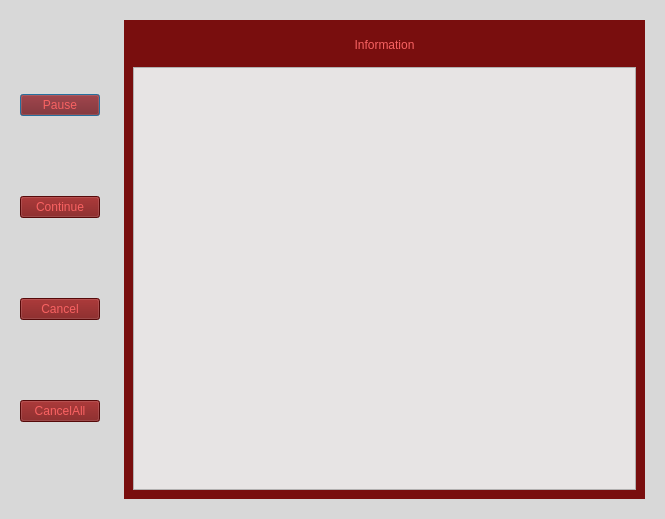
matusjokay/paranoYa, file src/gui/generated/ui/ui_TestingWindow.ui: the form before one commit.
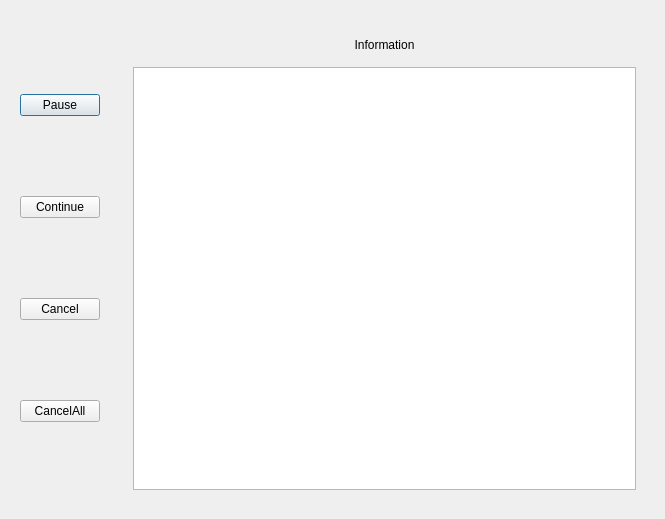
The form after the commit.

```diff
--- a/src/gui/generated/ui/ui_TestingWindow.ui
+++ b/src/gui/generated/ui/ui_TestingWindow.ui
@@ -13,18 +13,12 @@
   <property name="windowTitle">
    <string>Testing</string>
   </property>
-  <property name="styleSheet">
-   <string notr="true">background-color:#D8D8D8</string>
-  </property>
   <layout class="QHBoxLayout" name="horizontalLayout">
    <item>
     <widget class="QWidget" name="widget" native="true">
      <layout class="QVBoxLayout" name="verticalLayout_4">
       <item>
        <widget class="QPushButton" name="Pausebtn">
-        <property name="styleSheet">
-         <string notr="true">background-color:#790E0E;color:#F86262</string>
-        </property>
         <property name="text">
          <string>Pause</string>
         </property>
@@ -32,9 +26,6 @@
       </item>
       <item>
        <widget class="QPushButton" name="Continuebtn">
-        <property name="styleSheet">
-         <string notr="true">background-color:#790E0E;color:#F86262</string>
-        </property>
         <property name="text">
          <string>Continue</string>
         </property>
@@ -42,9 +33,6 @@
       </item>
       <item>
        <widget class="QPushButton" name="Cancelbtn">
-        <property name="styleSheet">
-         <string notr="true">background-color:#790E0E;color:#F86262</string>
-        </property>
         <property name="text">
          <string>Cancel</string>
         </property>
@@ -52,9 +40,6 @@
       </item>
       <item>
        <widget class="QPushButton" name="CancelAllbtn">
-        <property name="styleSheet">
-         <string notr="true">background-color:#790E0E;color:#F86262</string>
-        </property>
         <property name="text">
          <string>CancelAll</string>
         </property>
@@ -68,9 +53,6 @@
      <layout class="QVBoxLayout" name="verticalLayout_3">
       <item>
        <widget class="QWidget" name="Info_Area" native="true">
-        <property name="styleSheet">
-         <string notr="true">background-color:#790E0E</string>
-        </property>
         <layout class="QVBoxLayout" name="verticalLayout_2">
          <item>
           <widget class="QWidget" name="Info_Text" native="true">
@@ -80,9 +62,6 @@
            <layout class="QVBoxLayout" name="verticalLayout">
             <item>
              <widget class="QLabel" name="label">
-              <property name="styleSheet">
-               <string notr="true">color:#F86262</string>
-              </property>
               <property name="text">
                <string>Information</string>
               </property>
@@ -95,11 +74,7 @@
           </widget>
          </item>
          <item>
-          <widget class="QTextEdit" name="textEdit">
-           <property name="styleSheet">
-            <string notr="true">background-color:#E7E4E4</string>
-           </property>
-          </widget>
+          <widget class="QTextEdit" name="textEdit"/>
          </item>
         </layout>
        </widget>
```
